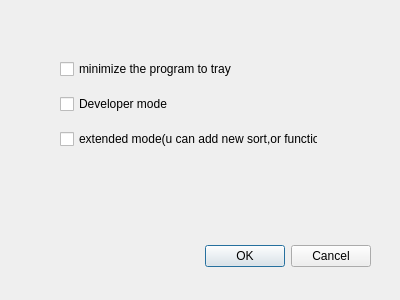
The window that settings.ui (Sapfir0/QT_PROJECT) describes before a commit, drawn with Qt 5.
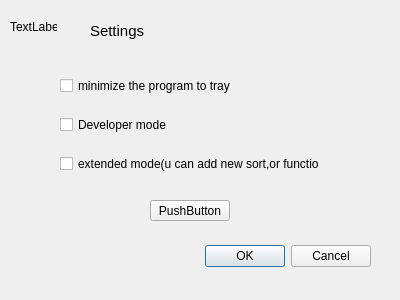
The same window after the commit. Icons and pictures are not drawn.

Commit message: NU4 NOT WORKING SETTING ADDED

What changed in the file:
```diff
--- a/settings.ui
+++ b/settings.ui
@@ -33,14 +33,26 @@
    <property name="geometry">
     <rect>
      <x>60</x>
-     <y>50</y>
+     <y>60</y>
      <width>258</width>
-     <height>111</height>
+     <height>131</height>
     </rect>
    </property>
    <layout class="QVBoxLayout" name="verticalLayout">
     <item>
      <widget class="QCheckBox" name="trayCheckBox">
+      <property name="styleSheet">
+       <string notr="true">QCheckBox {
+    spacing: 5px;
+}
+
+QCheckBox::indicator {
+    width: 13px;
+    height: 13px;
+}
+
+</string>
+      </property>
       <property name="text">
        <string>minimize the program to tray</string>
       </property>
@@ -48,6 +60,48 @@
     </item>
     <item>
      <widget class="QCheckBox" name="dev_mode">
+      <property name="styleSheet">
+       <string notr="true">QCheckBox {
+    spacing: 5px;
+}
+
+QCheckBox::indicator {
+    width: 13px;
+    height: 13px;
+}
+
+QCheckBox::indicator:unchecked {
+    image: url(:/img/checkbox_drow_unchecked.png);
+}
+
+QCheckBox::indicator:unchecked:hover {
+    image: url(:/img/checkbox_unchecked_hover.png);
+}
+
+QCheckBox::indicator:unchecked:pressed {
+    image: url(:/img/checkbox_unchecked_pressed.png);
+}
+
+QCheckBox::indicator:checked {
+    image: url(:/img/check.jpg);
+}
+
+QCheckBox::indicator:checked:hover {
+    image: url(:/img/checkbox_checked_hover.png);
+}
+
+QCheckBox::indicator:checked:pressed {
+    image: url(:/img/checkbox_checked_pressed.png);
+}
+
+QCheckBox::indicator:indeterminate:hover {
+    image: url(:/img/checkbox_indeterminate_hover.png);
+}
+
+QCheckBox::indicator:indeterminate:pressed {
+    image: url(:/img/checkbox_indeterminate_pressed.png);
+}</string>
+      </property>
       <property name="text">
        <string>Developer mode</string>
       </property>
@@ -55,6 +109,48 @@
     </item>
     <item>
      <widget class="QCheckBox" name="checkBox_2">
+      <property name="styleSheet">
+       <string notr="true">QCheckBox {
+    spacing: 5px;
+}
+
+QCheckBox::indicator {
+    width: 13px;
+    height: 13px;
+}
+
+QCheckBox::indicator:unchecked {
+    image: url(:/img/checkbox_drow_unchecked.png);
+}
+
+QCheckBox::indicator:unchecked:hover {
+    image: url(:/img/checkbox_unchecked_hover.png);
+}
+
+QCheckBox::indicator:unchecked:pressed {
+    image: url(:/img/checkbox_unchecked_pressed.png);
+}
+
+QCheckBox::indicator:checked {
+    image: url(:/img/check.jpg);
+}
+
+QCheckBox::indicator:checked:hover {
+    image: url(:/img/checkbox_checked_hover.png);
+}
+
+QCheckBox::indicator:checked:pressed {
+    image: url(:/img/checkbox_checked_pressed.png);
+}
+
+QCheckBox::indicator:indeterminate:hover {
+    image: url(:/img/checkbox_indeterminate_hover.png);
+}
+
+QCheckBox::indicator:indeterminate:pressed {
+    image: url(:/img/checkbox_indeterminate_pressed.png);
+}</string>
+      </property>
       <property name="text">
        <string>extended mode(u can add new sort,or function)</string>
       </property>
@@ -62,6 +158,48 @@
     </item>
    </layout>
   </widget>
+  <widget class="QLabel" name="label">
+   <property name="geometry">
+    <rect>
+     <x>90</x>
+     <y>20</y>
+     <width>71</width>
+     <height>21</height>
+    </rect>
+   </property>
+   <property name="styleSheet">
+    <string notr="true">font-size: 15px;</string>
+   </property>
+   <property name="text">
+    <string>Settings</string>
+   </property>
+  </widget>
+  <widget class="QLabel" name="image">
+   <property name="geometry">
+    <rect>
+     <x>10</x>
+     <y>20</y>
+     <width>47</width>
+     <height>13</height>
+    </rect>
+   </property>
+   <property name="text">
+    <string>TextLabel</string>
+   </property>
+  </widget>
+  <widget class="QPushButton" name="saveButton">
+   <property name="geometry">
+    <rect>
+     <x>150</x>
+     <y>200</y>
+     <width>80</width>
+     <height>21</height>
+    </rect>
+   </property>
+   <property name="text">
+    <string>PushButton</string>
+   </property>
+  </widget>
  </widget>
  <resources/>
  <connections>
```
The commit also changes 13 other files.
